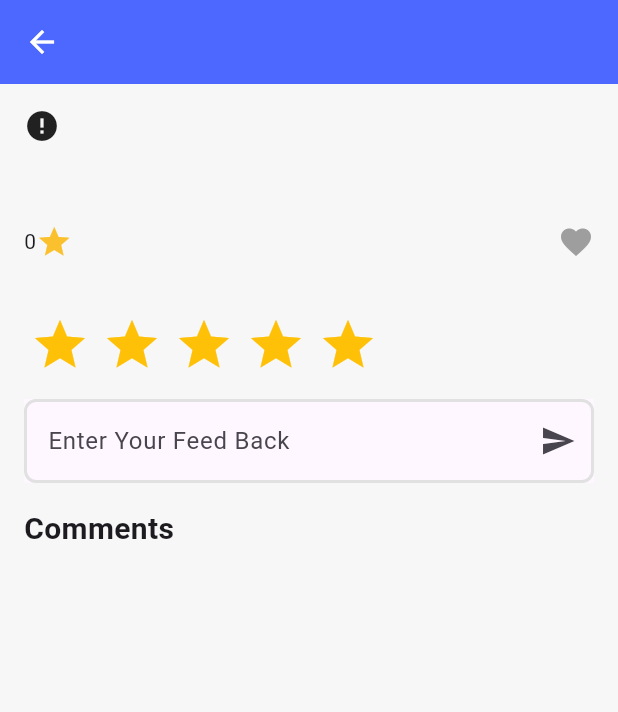
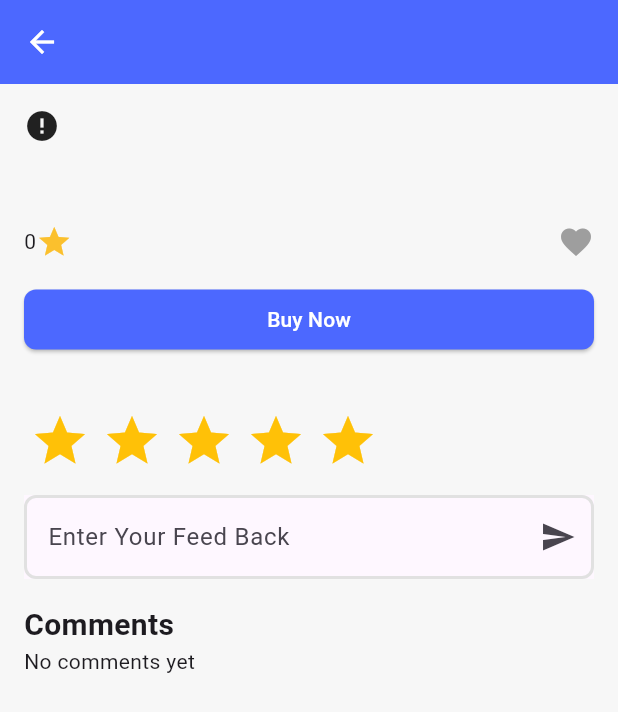
Before and after one commit to amrelmaadawy/market-main, a Flutter app: the ProductDetails screen opened directly with empty values, on a phone screen of 412 x 824 dp. Shown: the top 712 px of the screen. Run offline on Flutter 3.47's test engine with Material 3 defaults, Android fonts, the phone set to English and light mode, and no system bars; drawn by our look-alikes of cached_network_image, flutter_rating_bar; our stand-ins replace bloc, dio, equatable, flutter_bloc, google_nav_bar, google_sign_in and 1 more; missing offline and left inert: pay_with_paymob; accounts and stored records are empty; network calls fail.

Commit message:
add buy now in product details

```diff
--- a/lib/views/productDetails/UI/product_details.dart
+++ b/lib/views/productDetails/UI/product_details.dart
@@ -1,17 +1,29 @@
+import 'package:app/core/app_colors.dart';
 import 'package:app/core/components/cashed_loading_image.dart';
 import 'package:app/core/functions/custom_app_bar.dart';
 import 'package:app/core/components/custom_text_form_field.dart';
+import 'package:app/core/functions/snake_bar.dart';
 import 'package:app/core/models/product_model/product_model.dart';
+import 'package:app/views/auth/UI/widgets/custom_button.dart';
 import 'package:app/views/auth/logic/loginstate_cubit.dart';
 import 'package:app/views/productDetails/UI/widgets/comments.dart';
 import 'package:app/views/productDetails/UI/widgets/rating.dart';
 import 'package:app/views/productDetails/logic/product_details_cubit.dart';
 import 'package:flutter/material.dart';
 import 'package:flutter_bloc/flutter_bloc.dart';
+import 'package:pay_with_paymob/pay_with_paymob.dart';
 
 class ProductDetails extends StatefulWidget {
-  const ProductDetails({super.key, required this.product});
+  const ProductDetails(
+      {super.key,
+      required this.product,
+      required this.onTap,
+      required this.isFave,
+      required this.onPaymentSuccess});
   final ProductModel product;
+  final Function()? onTap;
+  final bool isFave;
+  final void Function() onPaymentSuccess;
 
   @override
   State<ProductDetails> createState() => _ProductDetailsState();
@@ -71,18 +83,52 @@ class _ProductDetailsState extends State<ProductDetails> {
                                 color: Colors.yellow[700],
                               ),
                               const Spacer(),
-                              const Icon(
-                                Icons.favorite,
-                                color: Colors.grey,
+                              GestureDetector(
+                                onTap: widget.onTap,
+                                child: Icon(
+                                  Icons.favorite,
+                                  color:
+                                      widget.isFave ? Colors.red : Colors.grey,
+                                ),
                               ),
                             ],
                           ),
                           const SizedBox(
                             height: 16,
                           ),
+
+                          Row(
+                            mainAxisAlignment: MainAxisAlignment.center,
+                            children: [
+                              Expanded(
+                                child: CustomButton(
+                                    onPressed: () {
+                                      Navigator.push(
+                                        context,
+                                        MaterialPageRoute(
+                                          builder: (context) => PaymentView(
+                                            onPaymentSuccess: widget.onPaymentSuccess,
+                                            onPaymentError: () {
+                                              snakeBar(context, 'payment Error',
+                                                  Colors.red);
+                                            },
+                                            price: double.parse(widget.product
+                                                .price!), // Required: Total price (e.g., 100 for 100 EGP)
+                                          ),
+                                        ),
+                                      );
+                                    },
+                                    child: const Text(
+                                      'Buy Now',
+                                      style: TextStyle(color: AppColors.kWhiteColor),
+                                    )),
+                              ),
+                            ],
+                          ),
+                          SizedBox(height: 16,),
                           Center(
                               child: Text(widget.product.description ??
-                                  'Product Description')),
+                                  'Product Description',style: TextStyle(fontSize: 15),)),
                           Rating(
                             rate: cubit.userRate.toDouble(),
                             onRatingUpdate: (rating) {
```
Also changed, not shown: lib/core/components/product_card.dart (+13 -6 lines), lib/views/productDetails/UI/widgets/comments.dart (+6 -6 lines).
